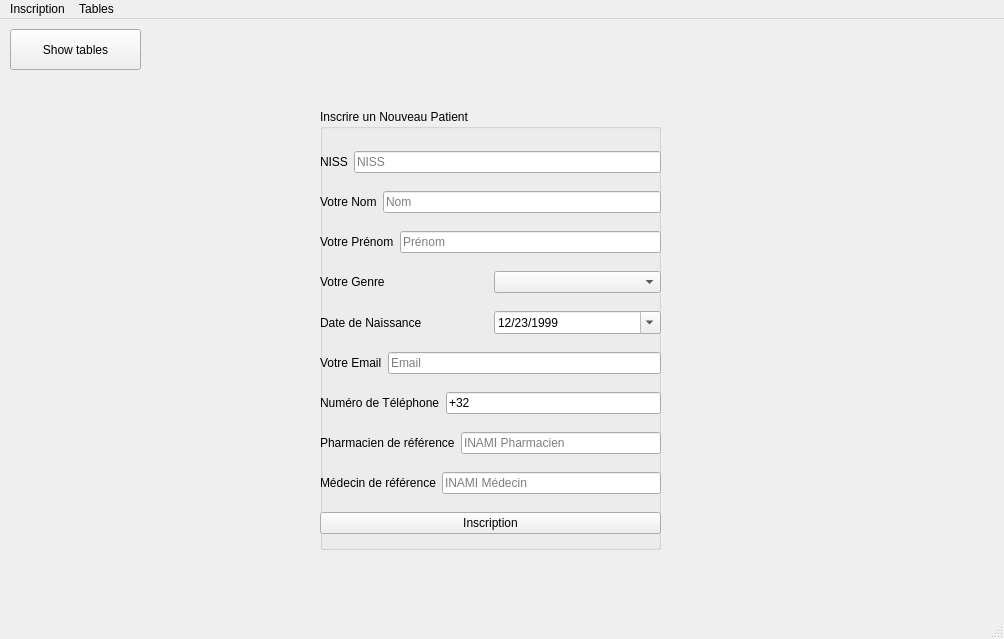
Above: code/gui/gui/mainwindow.ui from JustRayCB/bdd_projet1 before the change. Below: the same form after it.
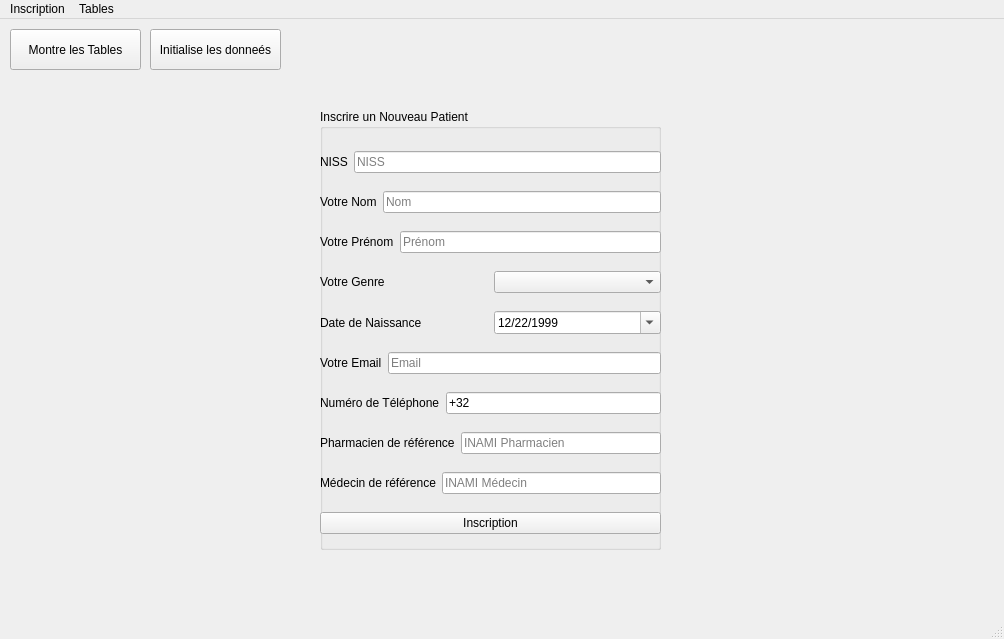
That is the form after the change. The open tabs and pages were chosen to show the change. Icons and pictures are not drawn.

Commit message: adding the init button inside the app that put all the data into the database

Patch:
```diff
--- a/code/gui/gui/mainwindow.ui
+++ b/code/gui/gui/mainwindow.ui
@@ -24,7 +24,7 @@
      </rect>
     </property>
     <property name="text">
-     <string>Show tables</string>
+     <string>Montre les Tables</string>
     </property>
    </widget>
    <widget class="QStackedWidget" name="pages">
@@ -354,7 +354,7 @@
               <second>0</second>
               <year>1999</year>
               <month>12</month>
-              <day>23</day>
+              <day>22</day>
              </datetime>
             </property>
             <property name="maximumDateTime">
@@ -1265,6 +1265,19 @@
      </widget>
     </widget>
    </widget>
+   <widget class="QPushButton" name="bddinit">
+    <property name="geometry">
+     <rect>
+      <x>150</x>
+      <y>10</y>
+      <width>131</width>
+      <height>41</height>
+     </rect>
+    </property>
+    <property name="text">
+     <string>Initialise les donneés</string>
+    </property>
+   </widget>
   </widget>
   <widget class="QStatusBar" name="statusbar"/>
   <widget class="QMenuBar" name="menubar">
```
Left out of the diff: 4 changed lines with no effect on the pictures. The commit also changes 9 other files.
